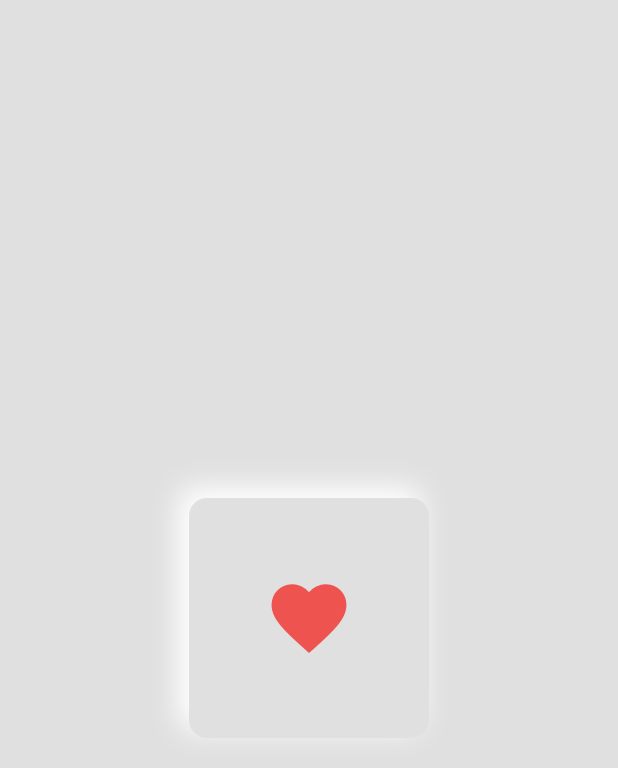
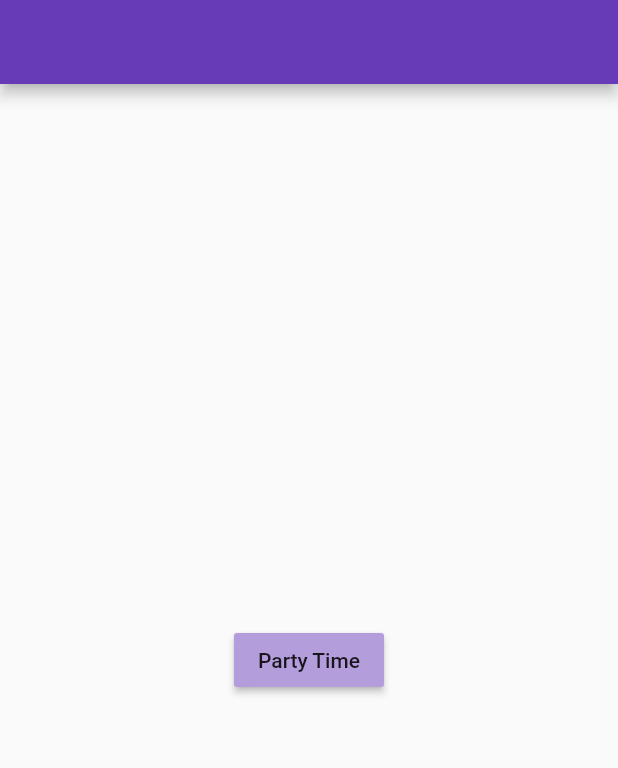
Before and after one commit to losziad/flutter_ui, a Flutter app: the screen it shows after launch, on a phone screen of 412 x 824 dp. Shown: the top 768 px of the screen. Run offline on Flutter 3.47's test engine with Material 2 defaults, Android fonts, the phone set to English and light mode, and no system bars; our stand-ins replace confetti.

Commit message:
Finish From Confetti Package, It's Something Like Party

```diff
--- a/lib/home_page.dart
+++ b/lib/home_page.dart
@@ -1,3 +1,6 @@
+import 'dart:math';
+
+import 'package:confetti/confetti.dart';
 import 'package:flutter/material.dart';
 import 'package:flutter_ui/UI/neu_button/neu_button.dart';
 
@@ -9,7 +12,7 @@ class HomePage extends StatefulWidget {
 }
 
 class _HomePageState extends State<HomePage> {
-
+  //FOR NEU BUTTON
   bool isButtonPressed = false;
   void buttonPressed(){
     setState(() {
@@ -24,16 +27,47 @@ class _HomePageState extends State<HomePage> {
     });
   }
 
+  //FOR CONFETTI PACKAGE
+  final controller = ConfettiController();
+
+  @override
+  void dispose() {
+    super.dispose();
+    controller.dispose();
+  }
+  bool isPlaying = false;
+
   @override
   Widget build(BuildContext context) {
-    return Scaffold(
-      backgroundColor: Colors.grey[300],
-      body: Center(
-        child: NeuButton(
-          onTap: buttonPressed,
-          isButtonPressed: isButtonPressed,
+    return Stack(
+      alignment: Alignment.topCenter,
+      children: [
+        Scaffold(
+         appBar: AppBar(),
+          body: Center(
+            child: MaterialButton(
+              onPressed: (){
+                if(isPlaying)
+                {
+                  controller.stop();
+                }
+                else
+                {
+                  controller.play();
+
+                }
+                isPlaying = !isPlaying;
+              },
+              child: Text('Party Time'),
+              color: Colors.deepPurple[200],
+            ),
+          ),
         ),
-      ),
+        ConfettiWidget(
+          confettiController: controller,
+        blastDirection: pi / 2,
+        ),
+      ],
     );
   }
 }
--- a/lib/main.dart
+++ b/lib/main.dart
@@ -17,7 +17,7 @@ class MyApp extends StatelessWidget {
       title: 'Flutter Demo',
       theme: ThemeData(
 
-        primarySwatch: Colors.blue,
+        primarySwatch: Colors.deepPurple,
       ),
       home:  HomePage(),
     );
--- a/pubspec.yaml
+++ b/pubspec.yaml
@@ -34,6 +34,7 @@ dependencies:
   # The following adds the Cupertino Icons font to your application.
   # Use with the CupertinoIcons class for iOS style icons.
   cupertino_icons: ^1.0.2
+  confetti: ^0.6.0
 
 dev_dependencies:
   flutter_test:
```
Also changed, not shown: pubspec.lock.
